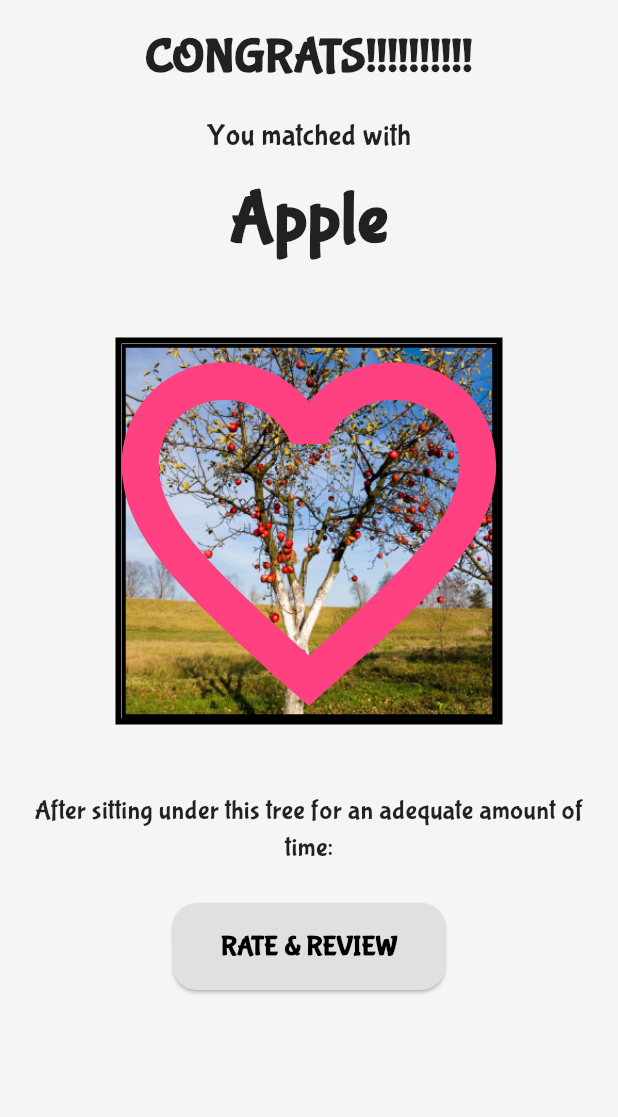
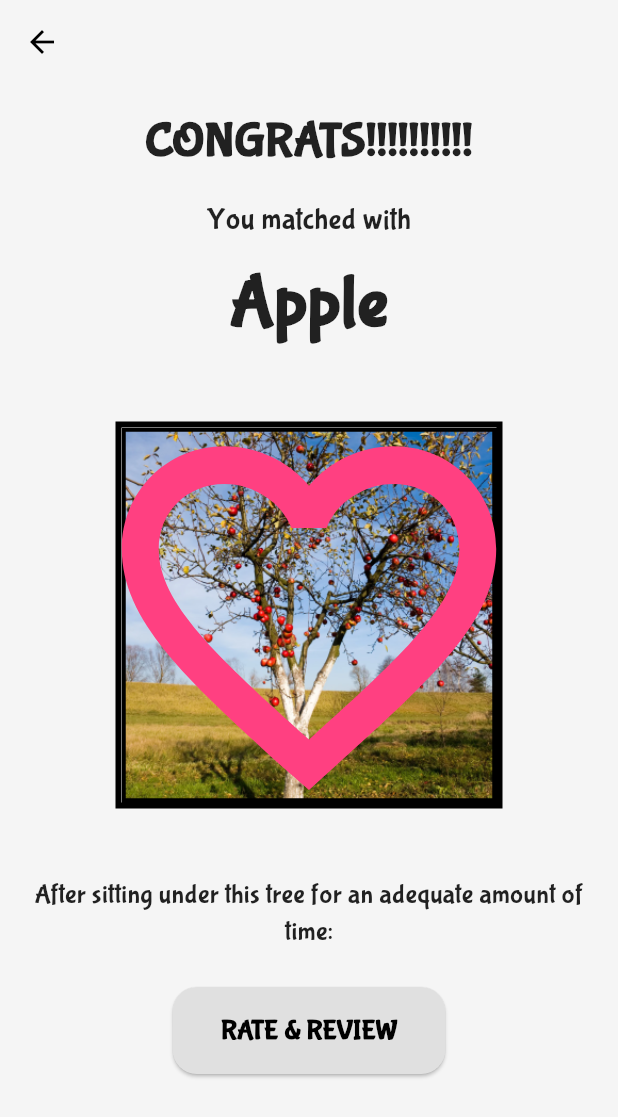
Before and after one commit to tiaL-ops/AppleMatch, a Flutter app: the MatchesScreen screen opened by its route, on a phone screen of 412 x 824 dp. Shown: the top 1117 px of the screen. Run offline on Flutter 3.47's test engine with Material 3 defaults, Android fonts, the light colour scheme and no system bars; our stand-ins replace flutter_local_notifications, flutter_svg, geolocator, google_maps_flutter, permission_handler.

Commit message:
Added go back

```diff
--- a/lib/features/matches/macthes_screen.dart
+++ b/lib/features/matches/macthes_screen.dart
@@ -7,6 +7,14 @@ class MatchesScreen extends StatelessWidget {
   @override
   Widget build(BuildContext context) {
     return Scaffold(
+      appBar: AppBar(
+      backgroundColor: Colors.transparent,  // so it doesn’t draw a colored bar
+      elevation: 0,
+      leading: IconButton(
+        icon: const Icon(Icons.arrow_back, color: Colors.black),
+        onPressed: () => Navigator.of(context).pop(),
+      ),
+    ),
       body: SafeArea(
         child: SingleChildScrollView(
           padding: const EdgeInsets.all(16),
```
